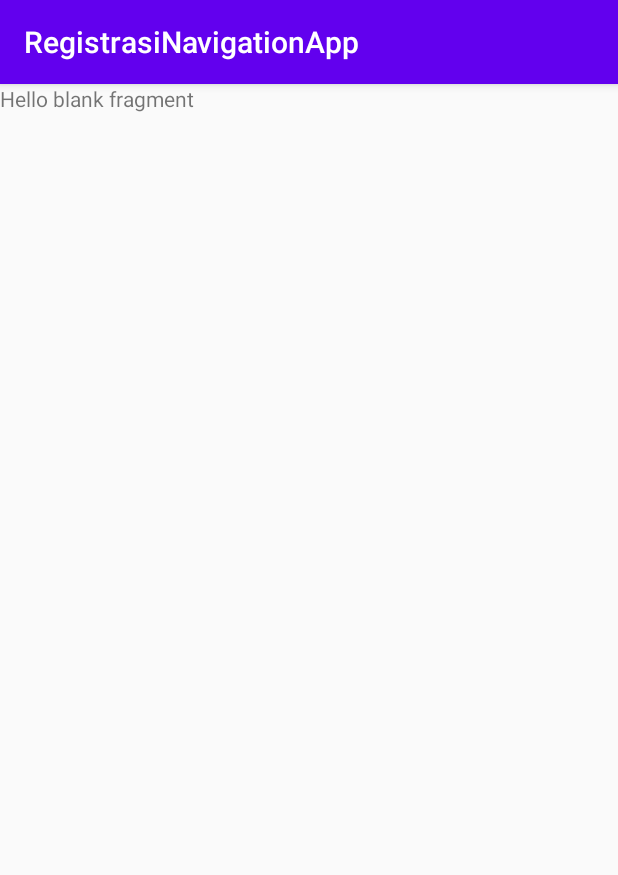
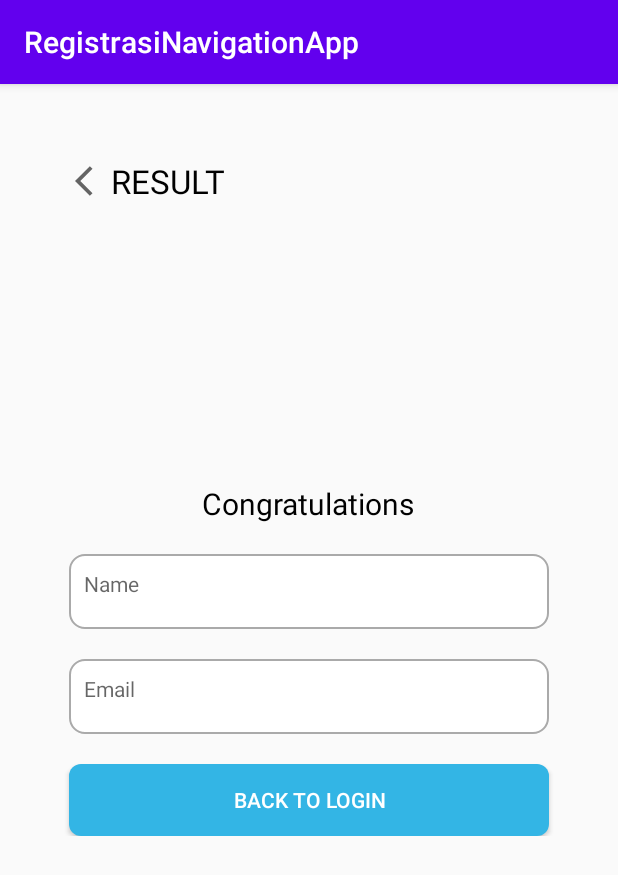
Before and after one commit to nugrahaa878/Learn-Navigation-JetPack, an Android app: the fragment ResultFragment shown on its own in the app's theme, on a phone screen of 412 x 824 dp. Shown: the top 875 px of the screen. Run offline under Robolectric (Android 15) with nearby library versions, the phone set to English and light mode, and no system bars.

Commit message:
finish layout register

```diff
--- a/app/src/main/res/layout/fragment_result.xml
+++ b/app/src/main/res/layout/fragment_result.xml
@@ -1,14 +1,71 @@
 <?xml version="1.0" encoding="utf-8"?>
-<FrameLayout xmlns:android="http://schemas.android.com/apk/res/android"
+<RelativeLayout xmlns:android="http://schemas.android.com/apk/res/android"
+    xmlns:app="http://schemas.android.com/apk/res-auto"
     xmlns:tools="http://schemas.android.com/tools"
     android:layout_width="match_parent"
     android:layout_height="match_parent"
-    tools:context=".ResultFragment">
+    tools:context=".Register1Fragment">
 
-    <!-- TODO: Update blank fragment layout -->
     <TextView
         android:layout_width="match_parent"
-        android:layout_height="match_parent"
-        android:text="@string/hello_blank_fragment" />
+        android:layout_height="wrap_content"
+        android:padding="50dp"
+        android:text="@string/result"
+        android:textColor="@android:color/black"
+        android:textSize="22sp"
+        app:drawableStartCompat="@drawable/ic_back" />
 
-</FrameLayout>
+    <LinearLayout
+        android:layout_width="match_parent"
+        android:layout_height="wrap_content"
+        android:layout_centerInParent="true"
+        android:orientation="vertical"
+        android:padding="16dp"
+        tools:context=".MainFragment">
+
+        <TextView
+            android:layout_width="wrap_content"
+            android:layout_height="wrap_content"
+            android:layout_gravity="center_horizontal"
+            android:text="@string/congratulations"
+            android:textColor="@android:color/black"
+            android:textSize="20sp" />
+
+        <TextView
+            android:id="@+id/tv_name"
+            android:layout_width="match_parent"
+            android:layout_height="50dp"
+            android:layout_marginStart="30dp"
+            android:layout_marginTop="20dp"
+            android:layout_marginEnd="30dp"
+            android:background="@drawable/border_grey"
+            android:hint="@string/name"
+            android:padding="10dp"
+            android:textSize="14sp" />
+
+        <TextView
+            android:id="@+id/tv_email"
+            android:layout_width="match_parent"
+            android:layout_height="50dp"
+            android:layout_marginStart="30dp"
+            android:layout_marginTop="20dp"
+            android:layout_marginEnd="30dp"
+            android:background="@drawable/border_grey"
+            android:hint="@string/email"
+            android:padding="10dp"
+            android:textSize="14sp" />
+
+        <Button
+            android:id="@+id/btn_back_to_login"
+            android:layout_width="match_parent"
+            android:layout_height="wrap_content"
+            android:layout_marginStart="30dp"
+            android:layout_marginTop="20dp"
+            android:layout_marginEnd="30dp"
+            android:background="@drawable/background_blue"
+            android:text="@string/back_to_login"
+            android:textColor="@android:color/white" />
+
+    </LinearLayout>
+
+</RelativeLayout>
--- a/app/src/main/res/values/strings.xml
+++ b/app/src/main/res/values/strings.xml
@@ -2,4 +2,10 @@
     <string name="app_name">RegistrasiNavigationApp</string>
     <!-- TODO: Remove or change this placeholder text -->
     <string name="hello_blank_fragment">Hello blank fragment</string>
+    <string name="result">RESULT</string>
+    <string name="congratulations">Congratulations</string>
+    <string name="name">Name</string>
+    <string name="email">Email</string>
+    <string name="back_to_login">Back to Login</string>
+    <string name="halo">Halo $name, untuk melanjutkan register, silahkan isi password di bawah</string>
 </resources>
```
Also changed, not shown: app/src/main/res/layout/fragment_home.xml (+19 -6 lines), app/src/main/res/layout/fragment_register2.xml (+25 -16 lines).
